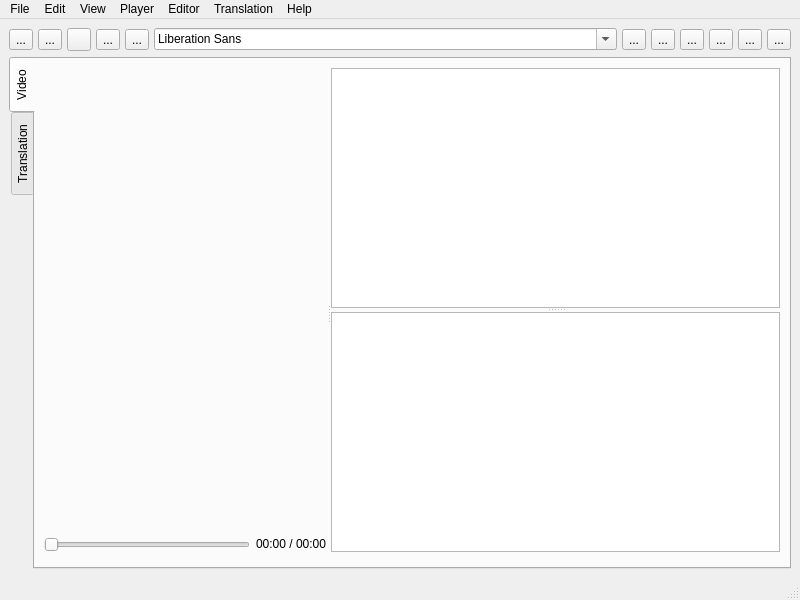
ljn7/Vagyojaka-testing, file tool.ui: the form before one commit.
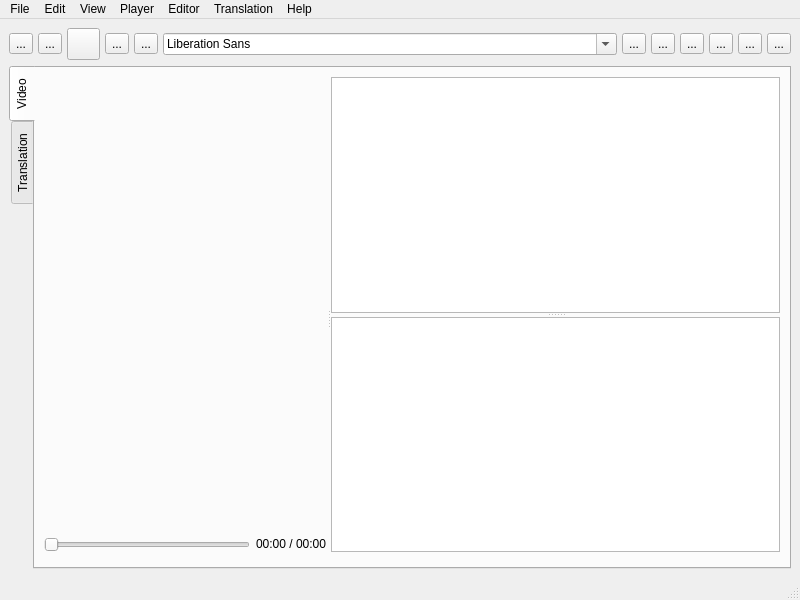
The form after the commit. Icons and pictures are not drawn. Custom widgets are drawn as their Qt base class.

Commit message: Integrated Icons

The edit to the form file:
```diff
--- a/tool.ui
+++ b/tool.ui
@@ -32,8 +32,14 @@
          <string>...</string>
         </property>
         <property name="icon">
-         <iconset theme="video">
-          <normaloff>.</normaloff>.</iconset>
+         <iconset resource="icons.qrc">
+          <normaloff>:/images/images/add.png</normaloff>:/images/images/add.png</iconset>
+        </property>
+        <property name="iconSize">
+         <size>
+          <width>25</width>
+          <height>25</height>
+         </size>
         </property>
         <property name="toolButtonStyle">
          <enum>Qt::ToolButtonIconOnly</enum>
@@ -65,8 +71,14 @@
          <string>...</string>
         </property>
         <property name="icon">
-         <iconset theme="document-open">
-          <normaloff>.</normaloff>.</iconset>
+         <iconset resource="icons.qrc">
+          <normaloff>:/images/images/open file.png</normaloff>:/images/images/open file.png</iconset>
+        </property>
+        <property name="iconSize">
+         <size>
+          <width>25</width>
+          <height>25</height>
+         </size>
         </property>
        </widget>
       </item>
@@ -95,8 +107,14 @@
          <string/>
         </property>
         <property name="icon">
-         <iconset theme="document-new">
-          <normaloff>.</normaloff>.</iconset>
+         <iconset resource="icons.qrc">
+          <normaloff>:/images/images/font color.png</normaloff>:/images/images/font color.png</iconset>
+        </property>
+        <property name="iconSize">
+         <size>
+          <width>25</width>
+          <height>25</height>
+         </size>
         </property>
        </widget>
       </item>
@@ -125,8 +143,14 @@
          <string>...</string>
         </property>
         <property name="icon">
-         <iconset theme="document-save">
-          <normaloff>.</normaloff>.</iconset>
+         <iconset resource="icons.qrc">
+          <normaloff>:/images/images/save.png</normaloff>:/images/images/save.png</iconset>
+        </property>
+        <property name="iconSize">
+         <size>
+          <width>25</width>
+          <height>25</height>
+         </size>
         </property>
        </widget>
       </item>
@@ -155,8 +179,14 @@
          <string>...</string>
         </property>
         <property name="icon">
-         <iconset theme="document-save-as">
-          <normaloff>.</normaloff>.</iconset>
+         <iconset resource="icons.qrc">
+          <normaloff>:/images/images/save as.png</normaloff>:/images/images/save as.png</iconset>
+        </property>
+        <property name="iconSize">
+         <size>
+          <width>25</width>
+          <height>25</height>
+         </size>
         </property>
        </widget>
       </item>
@@ -204,8 +234,14 @@
          <string>...</string>
         </property>
         <property name="icon">
-         <iconset theme="document">
-          <normaloff>.</normaloff>.</iconset>
+         <iconset resource="icons.qrc">
+          <normaloff>:/images/images/english to hindi.png</normaloff>:/images/images/english to hindi.png</iconset>
+        </property>
+        <property name="iconSize">
+         <size>
+          <width>25</width>
+          <height>25</height>
+         </size>
         </property>
        </widget>
       </item>
@@ -234,8 +270,14 @@
          <string>...</string>
         </property>
         <property name="icon">
-         <iconset theme="document-print">
-          <normaloff>.</normaloff>.</iconset>
+         <iconset resource="icons.qrc">
+          <normaloff>:/images/images/load data.png</normaloff>:/images/images/load data.png</iconset>
+        </property>
+        <property name="iconSize">
+         <size>
+          <width>25</width>
+          <height>25</height>
+         </size>
         </property>
        </widget>
       </item>
@@ -264,8 +306,14 @@
          <string>...</string>
         </property>
         <property name="icon">
-         <iconset theme="zoom-out">
-          <normaloff>.</normaloff>.</iconset>
+         <iconset resource="icons.qrc">
+          <normaloff>:/images/images/zoom out.png</normaloff>:/images/images/zoom out.png</iconset>
+        </property>
+        <property name="iconSize">
+         <size>
+          <width>25</width>
+          <height>25</height>
+         </size>
         </property>
        </widget>
       </item>
@@ -294,8 +342,14 @@
          <string>...</string>
         </property>
         <property name="icon">
-         <iconset theme="zoom-in">
-          <normaloff>.</normaloff>.</iconset>
+         <iconset resource="icons.qrc">
+          <normaloff>:/images/images/zoom in.png</normaloff>:/images/images/zoom in.png</iconset>
+        </property>
+        <property name="iconSize">
+         <size>
+          <width>25</width>
+          <height>25</height>
+         </size>
         </property>
        </widget>
       </item>
@@ -324,8 +378,14 @@
          <string>...</string>
         </property>
         <property name="icon">
-         <iconset theme="document-edit">
-          <normaloff>.</normaloff>.</iconset>
+         <iconset resource="icons.qrc">
+          <normaloff>:/images/images/font black.png</normaloff>:/images/images/font black.png</iconset>
+        </property>
+        <property name="iconSize">
+         <size>
+          <width>25</width>
+          <height>25</height>
+         </size>
         </property>
        </widget>
       </item>
@@ -351,8 +411,14 @@
          <string>...</string>
         </property>
         <property name="icon">
-         <iconset theme="help-about">
-          <normaloff>.</normaloff>.</iconset>
+         <iconset resource="icons.qrc">
+          <normaloff>:/images/images/information.png</normaloff>:/images/images/information.png</iconset>
+        </property>
+        <property name="iconSize">
+         <size>
+          <width>25</width>
+          <height>25</height>
+         </size>
         </property>
        </widget>
       </item>
```
Left out of the diff: 76 changed lines with no effect on the pictures. The commit also changes 74 other files.
